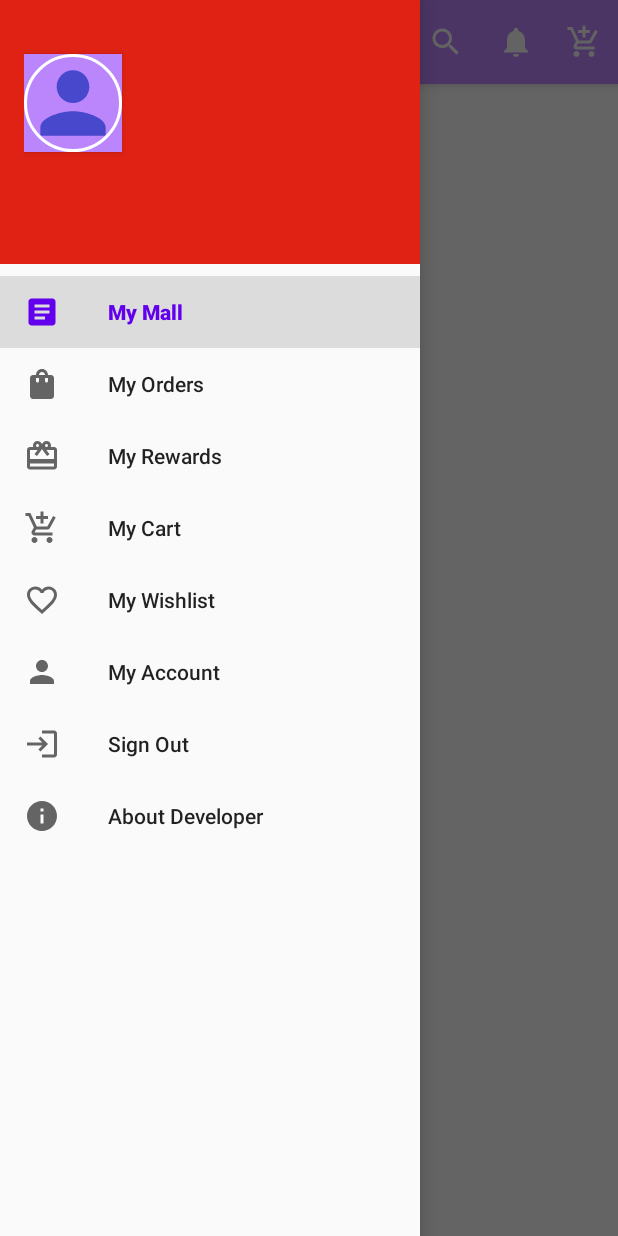
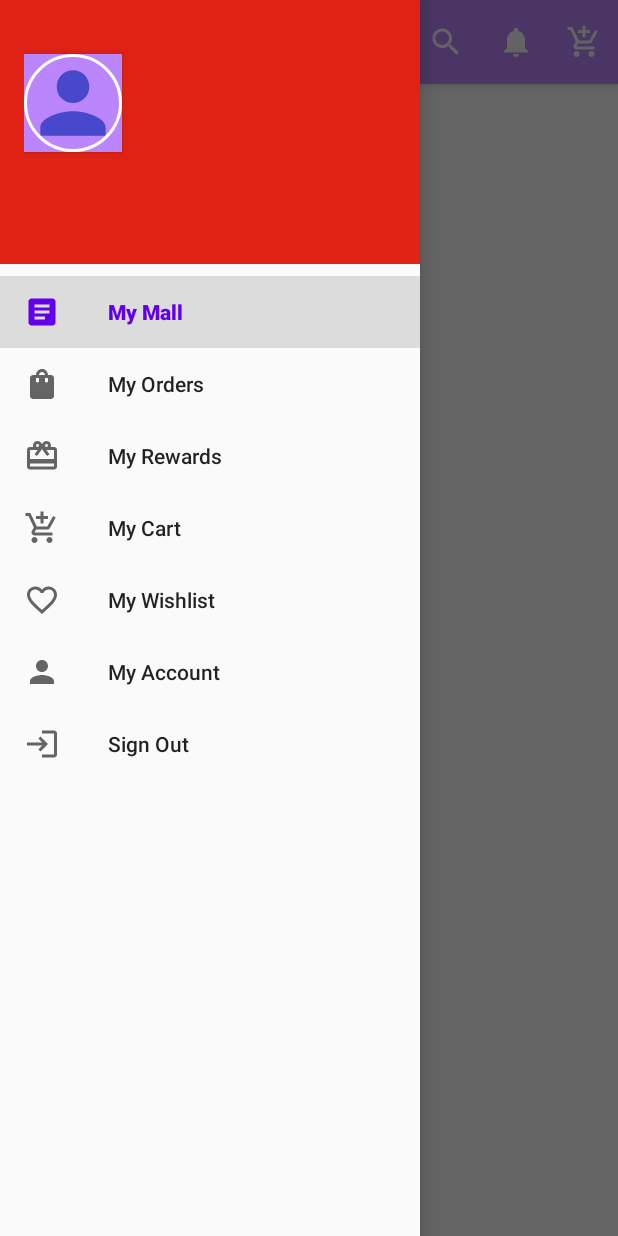
Before and after one commit to iamAditya-07/NewRoyalMyst, an Android app: the screen it shows after launch once a user with an empty profile is signed in (MainActivity2), with the side drawer open, on a phone screen of 412 x 824 dp. Run offline under Robolectric (Android 15) with nearby library versions, the phone set to English and light mode, and no system bars; our stand-ins replace CircleImageView, Firebase (no records; nobody signed in at launch, a user with empty details on screens opened directly), navigation-ui; pictures from the network do not load; 2 statements that could not run were skipped.

Commit message:
Shopping App

```diff
--- a/app/src/main/AndroidManifest.xml
+++ b/app/src/main/AndroidManifest.xml
@@ -13,7 +13,7 @@
         android:allowBackup="true"
         android:icon="@drawable/shop_icon"
         android:label="@string/app_name"
-        android:roundIcon="@mipmap/app_icon_round"
+        android:roundIcon="@drawable/royal"
         android:supportsRtl="true"
         android:theme="@style/Theme.ShoppingApp">
         <activity android:name=".AboutDeveloperActivity"></activity>
--- a/app/src/main/java/com/example/shoppingapp/MainActivity2.java
+++ b/app/src/main/java/com/example/shoppingapp/MainActivity2.java
@@ -412,9 +412,6 @@ public class MainActivity2 extends AppCompatActivity implements NavigationView.O
                             Intent registerIntent = new Intent(MainActivity2.this, RegisterActivity.class);
                             startActivity(registerIntent);
                             finish();
-                        }else if (id==R.id.nav_about_developer){
-                            Intent developerIntent = new Intent(MainActivity2.this,AboutDeveloperActivity.class);
-                            startActivity(developerIntent);
                         }
 
                         drawer.removeDrawerListener(this);
--- a/app/src/main/res/menu/activity_main_drawer.xml
+++ b/app/src/main/res/menu/activity_main_drawer.xml
@@ -33,10 +33,4 @@
         android:id="@+id/nav_sign_out"
         android:icon="@drawable/sinout_icon"
         android:title="Sign Out" />
-
-
-    <item
-        android:id="@+id/nav_about_developer"
-        android:icon="@drawable/ic_baseline_info_24"
-        android:title="About Developer" />
 </menu>
--- a/app/src/main/res/values/strings.xml
+++ b/app/src/main/res/values/strings.xml
@@ -1,5 +1,5 @@
 <resources>
-    <string name="app_name">AISERIO</string>
+    <string name="app_name">RoyalMyst</string>
     <string name="action_settings">Settings</string>
     <!-- Strings used for fragments for navigation -->
     <string name="first_fragment_label">First Fragment</string>
--- a/app/src/main/res/values/themes.xml
+++ b/app/src/main/res/values/themes.xml
@@ -17,7 +17,7 @@
         <item name="colorSecondaryVariant">@color/teal_700</item>
         <item name="colorOnSecondary">@color/black</item>
         <item name="android:statusBarColor" tools:targetApi="l">?attr/colorPrimaryVariant</item>
-        <item name="android:windowBackground">@drawable/aiseriobackground
+        <item name="android:windowBackground">@drawable/royal
         </item>
     </style>
     <style name="paytmTheme" parent="Theme.AppCompat.DayNight.NoActionBar">
```
